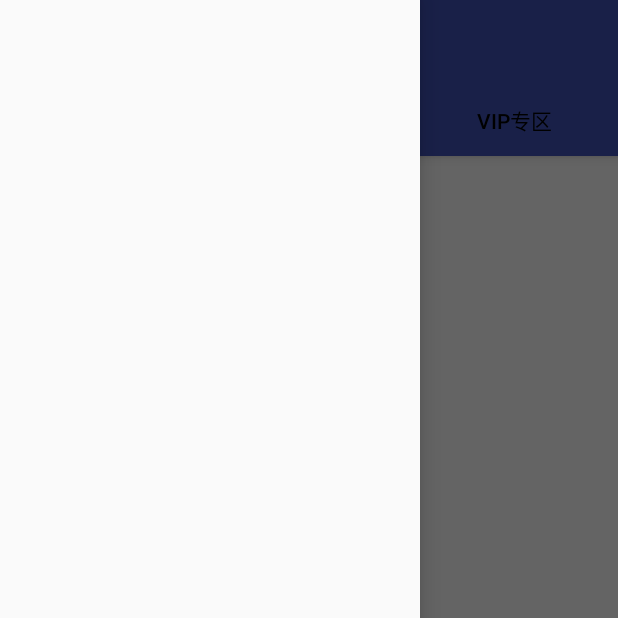
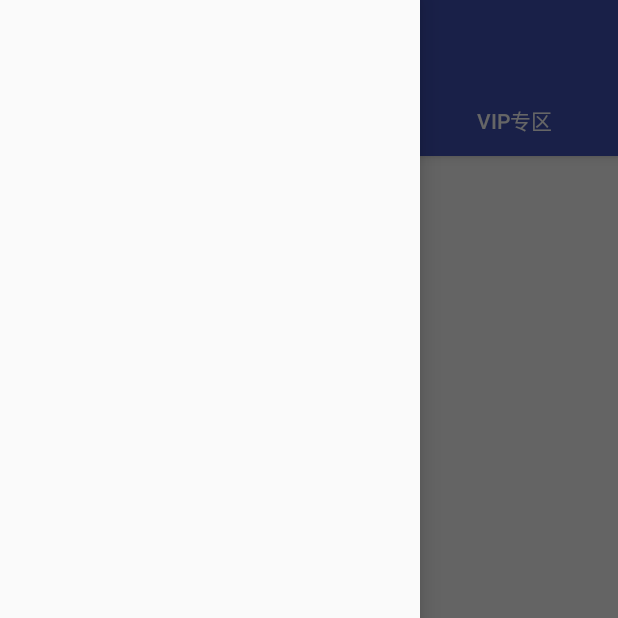
Before and after one commit to JunGeges/PangCi, an Android app: the screen it shows after launch (MainActivity), with the side drawer open, on a phone screen of 412 x 824 dp, the top half of it. Run offline under Robolectric (Android 15) with nearby library versions, the phone set to English and light mode, and no system bars; libraries missing offline, so code that uses them is left out: cn.bmob.v3; 1 statement that could not run was skipped.

Commit message:
小修改

```diff
--- a/app/src/main/java/com/hasee/pangci/activity/MainActivity.java
+++ b/app/src/main/java/com/hasee/pangci/activity/MainActivity.java
@@ -1,5 +1,6 @@
 package com.hasee.pangci.activity;
 
+import android.graphics.Color;
 import android.os.Bundle;
 import android.support.design.widget.FloatingActionButton;
 import android.support.design.widget.NavigationView;
@@ -47,13 +48,14 @@ public class MainActivity extends AppCompatActivity {
         mToolbar = (Toolbar) findViewById(R.id.main_tool_bar);
         mDrawerLayout = (DrawerLayout) findViewById(R.id.main_drawer_layout);
         mTabLayout = (TabLayout) findViewById(R.id.main_tab_layout);
-        mFloatingActionButton = (FloatingActionButton) findViewById(R.id.main_fab);
+//        mFloatingActionButton = (FloatingActionButton) findViewById(R.id.main_fab);
         mNavigationView = (NavigationView) findViewById(R.id.main_navigation_view);
         mViewPager = (ViewPager) findViewById(R.id.main_view_pager);
     }
 
     public void initData() {
         mToolbar.setTitle("主页");
+        mToolbar.setTitleTextColor(Color.WHITE);
         for (int i = 0; i < tabTitles.length; i++) {
             fragmentArrayList.add(fragments[i]);
         }
--- a/app/src/main/res/layout/activity_main.xml
+++ b/app/src/main/res/layout/activity_main.xml
@@ -23,7 +23,7 @@
                 android:layout_width="match_parent"
                 android:layout_height="?android:attr/actionBarSize"
                 android:background="@color/colorPrimary"
-                app:navigationIcon="@mipmap/ic_launcher"
+                app:navigationIcon="@drawable/main_option"
                 app:layout_scrollFlags="scroll|enterAlways"
                 >
             </android.support.v7.widget.Toolbar>
@@ -34,7 +34,7 @@
                 android:layout_height="wrap_content"
                 app:tabGravity="fill"
                 app:tabMode="fixed"
-                app:tabTextColor="#000000"
+                app:tabTextColor="#FFFFFF"
                 app:tabSelectedTextColor="#FF0000"
                 >
 
@@ -57,14 +57,14 @@
 
         </FrameLayout>
 
-        <android.support.design.widget.FloatingActionButton
+<!--        <android.support.design.widget.FloatingActionButton
             android:id="@+id/main_fab"
             android:layout_width="wrap_content"
             android:layout_height="wrap_content"
             android:layout_margin="16dp"
             app:layout_anchorGravity="bottom|end"
             android:src="@mipmap/ic_launcher"
-            />
+            />-->
 
     </android.support.design.widget.CoordinatorLayout>
 
```
Also changed, not shown: app/src/main/res/drawable-xxhdpi/main_option.png (added).
